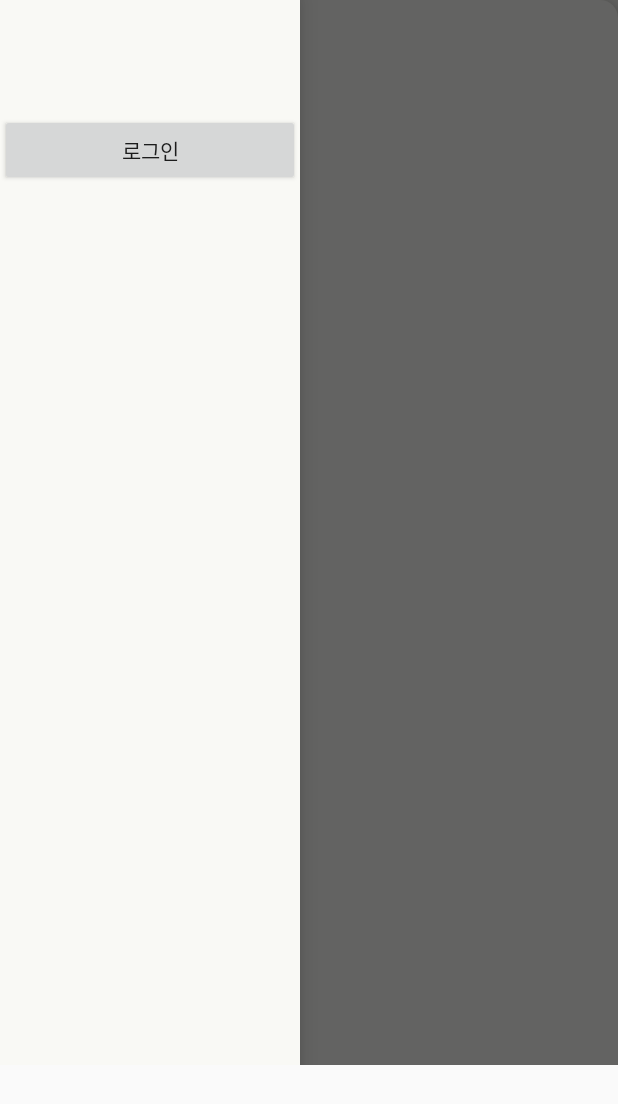
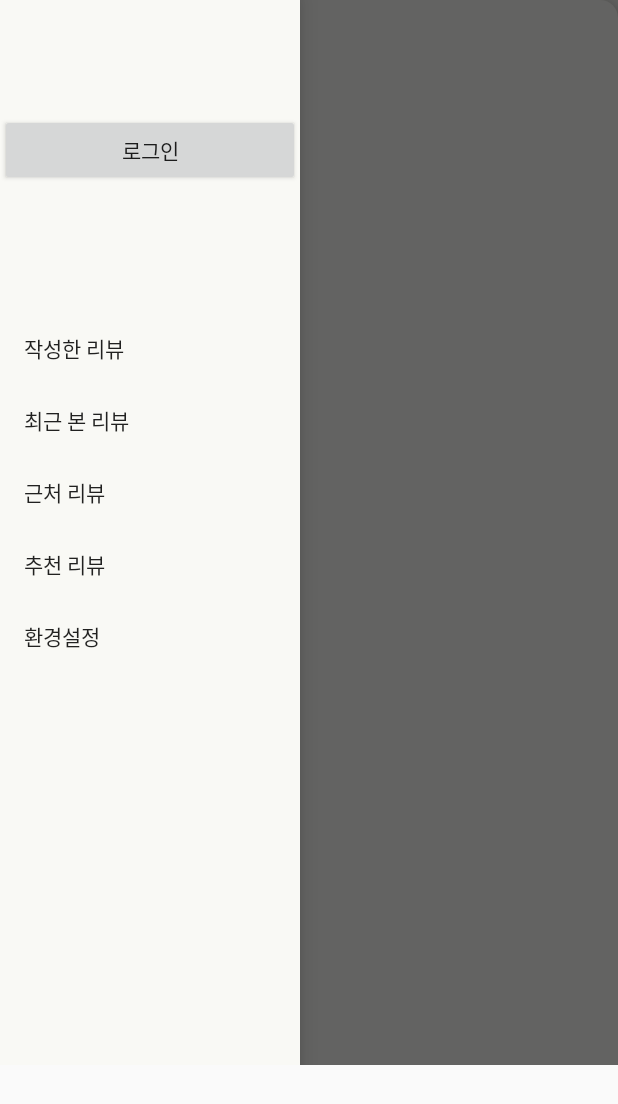
Before and after one commit to ETS-Android5/madcamp2, an Android app: the screen it shows after launch (MainActivity), with the side drawer open, on a phone screen of 412 x 824 dp. Shown: the top 1104 px of the screen. Run offline under Robolectric (Android 15) with nearby library versions, the phone set to English and light mode, and no system bars; libraries missing offline, so code that uses them is left out: net.daum.mf; plain views replace SlidingUpPanelLayout; 11 statements that could not run were skipped.

Commit message:
1/11 21:57

```diff
--- a/Client/app/src/main/res/menu/drawerlayout.xml
+++ b/Client/app/src/main/res/menu/drawerlayout.xml
@@ -1,2 +1,9 @@
 <?xml version="1.0" encoding="utf-8"?>
-<menu xmlns:android="http://schemas.android.com/apk/res/android"/>
+<menu xmlns:app="http://schemas.android.com/apk/res-auto"
+    xmlns:android="http://schemas.android.com/apk/res/android">
+    <item android:title="작성한 리뷰" />
+    <item android:title="최근 본 리뷰" />
+    <item android:title="근처 리뷰" />
+    <item android:title="추천 리뷰" />
+    <item android:title="환경설정" />
+</menu>
```
